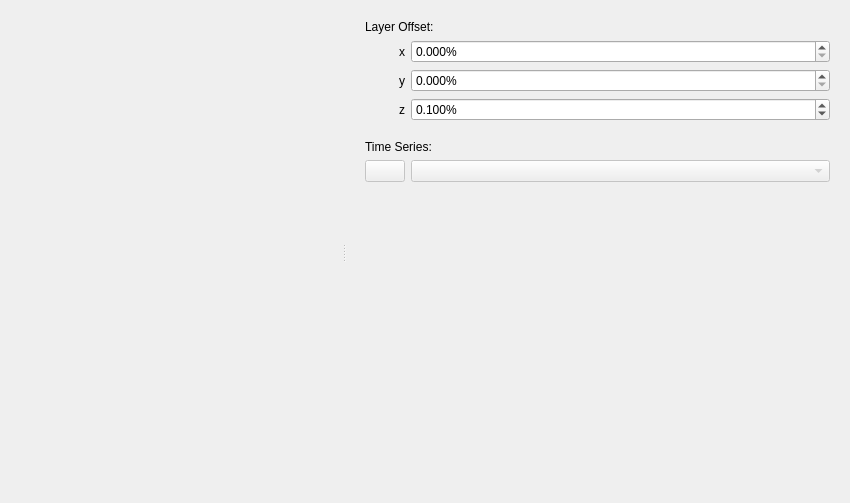
Old version of the form src/dmviewerwindow.ui in the repository iut-ibk/DynaMind-ToolBox.
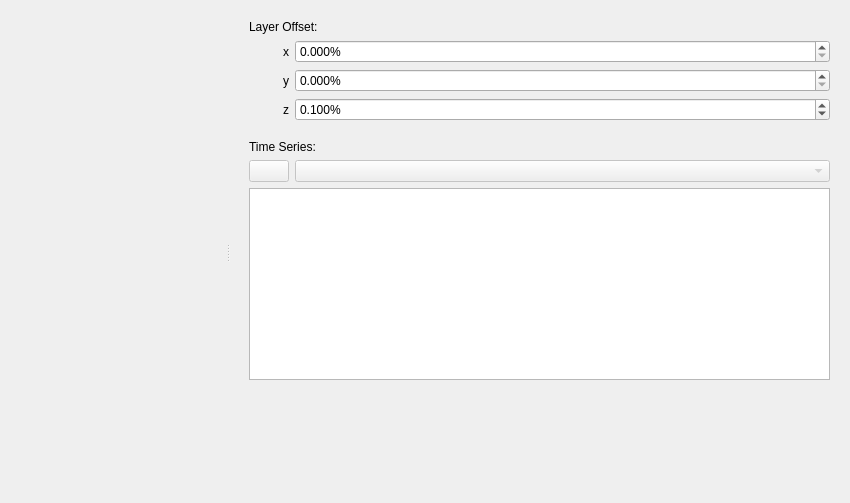
New version of the form. Icons and pictures are not drawn. Custom widgets are drawn as their Qt base class.

Commit message:
make layers enableable
- allows to disable layers to unclutter the view
- introduced new list of layers that are selectable

```diff
--- a/src/dmviewerwindow.ui
+++ b/src/dmviewerwindow.ui
@@ -158,7 +158,7 @@
          </property>
         </widget>
        </item>
-       <item row="8" column="1">
+       <item row="9" column="1">
         <spacer name="verticalSpacer">
          <property name="orientation">
           <enum>Qt::Vertical</enum>
@@ -205,6 +205,9 @@
          </property>
         </widget>
        </item>
+       <item row="8" column="0" colspan="2">
+        <widget class="QListWidget" name="layer_listWidget"/>
+       </item>
       </layout>
      </widget>
     </widget>
```
The commit also changes 5 other files.
